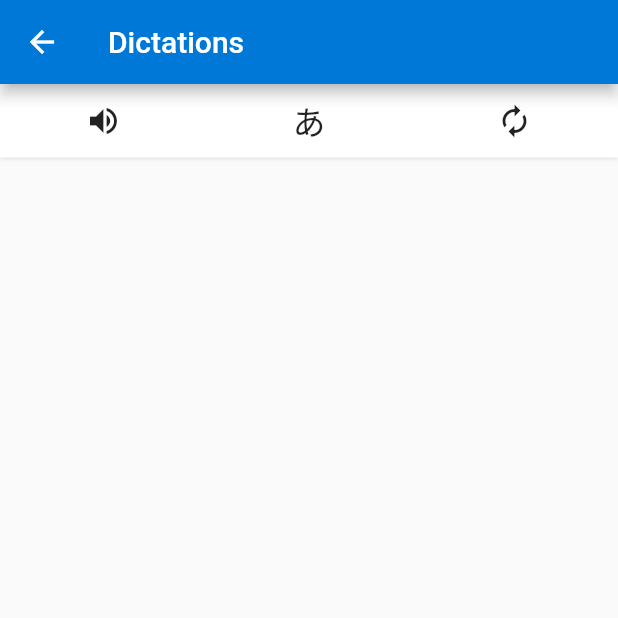
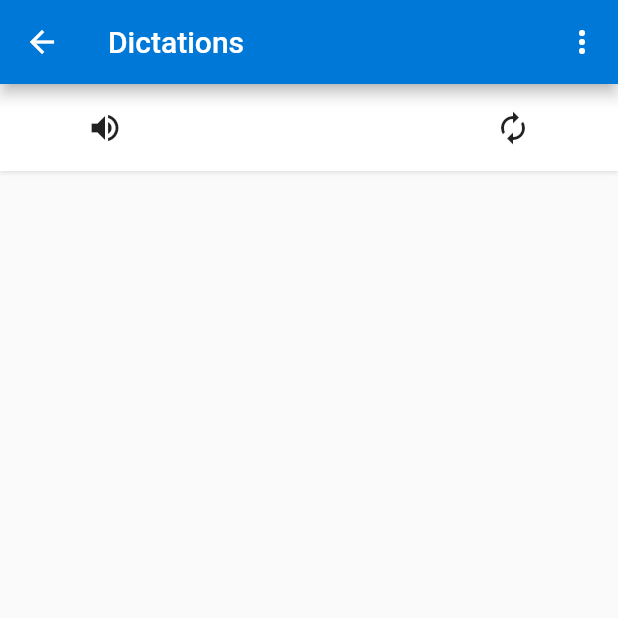
Before and after one commit to terrytangabc/kana_quizzes, a Flutter app: the Dictations screen opened directly, after a tap on the "autorenew" icon, on a phone screen of 412 x 824 dp, the top half of it. Run offline on Flutter 3.47's test engine with Material 2 defaults, Android fonts, the phone set to English and light mode, and no system bars; our stand-ins replace audioplayers; missing offline and left inert: transformer_page_view.

Commit message:
Dictations completes

```diff
--- a/lib/constants/Constants.dart
+++ b/lib/constants/Constants.dart
@@ -1,3 +1,7 @@
+enum KanaType {
+  hiragana, katakana
+}
+
 class Constants {
   static List<Map<String, String>> getFormattedList(Map<String, String> list) {
     var _ret = <Map<String, String>>[];
--- a/lib/pages/Dictations.dart
+++ b/lib/pages/Dictations.dart
@@ -1,4 +1,7 @@
 import 'package:flutter/material.dart';
+import 'package:audioplayers/audio_cache.dart';
+import 'dart:math';
+import '../constants/Constants.dart';
 import '../widgets/Board.dart';
 
 class Dictations extends StatefulWidget {
@@ -7,16 +10,55 @@ class Dictations extends StatefulWidget {
 }
 
 class _DictationsState extends State<Dictations> {
-  PainterController painterController = new PainterController();
+  final AudioCache player = new AudioCache(prefix: 'audios/');
+  bool isShowKana = false;
+  Map<String, String> curKana;
+  PainterController painterController;
+  KanaType checkedPopMenuItem;
 
-  initBoard () {
-    PainterController newController = new PainterController();
+  //  create PainterController instance and pass parameters to it
+  createPainter () {
+    PainterController newController = new PainterController(
+        randomPlay: randomPlay,
+        setKanaVisibility: (bool isShow) {
+          setState(() {
+            isShowKana = isShow;
+          });
+    });
     return newController;
+  }
+
+  @override
+  void initState() {
+    super.initState();
+    checkedPopMenuItem = KanaType.hiragana;
+    painterController = createPainter();
+    randomPlay();
+  }
+
+  // play audio of a random hiragana or katakana
+  void randomPlay () {
+    var _list = <Map<String, String>>[];
+
+    if (checkedPopMenuItem == KanaType.hiragana) {
+      _list.addAll(Constants.getFormattedList(Constants.hiraganaBasic));
+      _list.addAll(Constants.getFormattedList(Constants.hiraganaVoiced));
+      _list.addAll(Constants.getFormattedList(Constants.hiraganaCombo));
+    } else {
+      _list.addAll(Constants.getFormattedList(Constants.katakanaBasic));
+      _list.addAll(Constants.getFormattedList(Constants.katakanaVoiced));
+      _list.addAll(Constants.getFormattedList(Constants.katakanaCombo));
+    }
+
+    final _randomIndex = new Random();
+    setState(() {
+      curKana = _list[_randomIndex.nextInt(_list.length)];
+    });
+    player.play(curKana['roman'] + '.mp3');
   }
 
   Widget buildControlBar () {
     return Container(
-      padding: const EdgeInsets.symmetric(vertical: 8.0),
       decoration: BoxDecoration(
           boxShadow: <BoxShadow>[BoxShadow(color: Colors.black12, offset: Offset(0.0, 1.0), blurRadius: 2.0)],
           color: Colors.white
@@ -24,21 +66,39 @@ class _DictationsState extends State<Dictations> {
       child: Row(
         mainAxisAlignment: MainAxisAlignment.spaceAround,
         children: <Widget>[
-            GestureDetector(
-              onTap: () {
-                print('play audio');
+          MaterialButton(
+            height: 58.0,
+            onPressed: () {
+              player.play(curKana['roman'] + '.mp3');
             },
-              child: new Icon(Icons.volume_up),
+            child: Icon(Icons.volume_up),
           ),
-            Text('あ', style: new TextStyle(fontSize: 22.0, fontWeight: FontWeight.w500),),
-            GestureDetector(
-              onTap: () {
+
+          Opacity(
+            opacity: isShowKana ? 1.0 : 0.0,
+            child: Container(
+              width: 80.0,
+              alignment: Alignment.center,
+              child: Text(
+                curKana['character'] ?? '',
+                style: TextStyle(
+                  color: Colors.lightGreen,
+                  fontSize: 24.0,
+                  fontWeight: FontWeight.w500,
+                ),
+              ),
+            ),
+          ),
+
+          MaterialButton(
+            height: 58.0,
+            onPressed: () {
               setState(() {
-                  painterController = initBoard();
+                painterController.stopTimerAndClear();
               });
             },
-              child: new Icon(Icons.autorenew),
-            )
+            child: Icon(Icons.autorenew),
+          ),
         ]
       )
     );
@@ -49,6 +109,29 @@ class _DictationsState extends State<Dictations> {
     return new Scaffold(
       appBar: AppBar(
         title: Text('Dictations'),
+        actions: <Widget>[
+          PopupMenuButton<KanaType>(
+            onSelected: (KanaType res) {
+              setState(() {
+                checkedPopMenuItem = res;
+              });
+            },
+            itemBuilder: (BuildContext context) => <PopupMenuEntry<KanaType>>[
+              CheckedPopupMenuItem<KanaType>(
+                checked: checkedPopMenuItem == KanaType.hiragana,
+                value: KanaType.hiragana,
+                child: const Text('hiragana'),
+              ),
+              const PopupMenuDivider(),
+              CheckedPopupMenuItem<KanaType>(
+                checked: checkedPopMenuItem == KanaType.katakana,
+                value: KanaType.katakana,
+                child: const Text('katakana'),
+              ),
+              // ...other items listed here
+            ],
+          )
+        ],
       ),
       body: Center(
         child: Column(
--- a/lib/widgets/Board.dart
+++ b/lib/widgets/Board.dart
@@ -1,84 +1,114 @@
 import 'package:flutter/material.dart';
 import 'dart:async';
 
-class Board extends StatefulWidget {
+class Board extends StatelessWidget {
   final PainterController painterController;
 
   Board(this.painterController):
         super(key: new ValueKey<PainterController>(painterController));
 
   @override
-  _BoardState createState() => new _BoardState();
-}
-
-class _BoardState extends State<Board> {
-  final Path _curPath = new Path();
-
-  @override
   Widget build(BuildContext context) {
     Widget customPaint = ClipRect(
       child: CustomPaint(
         willChange: true,
-        painter: new Painter(_curPath, widget.painterController),
+        painter: new Painter(painterController),
       ),
     );
 
     return Expanded(
       child: GestureDetector(
-          child: customPaint,
-          onPanStart: _onPanStart,
-          onPanUpdate: _onPanUpdate,
-          onPanEnd: _onPanEnd,
-        ),
+        child: customPaint,
+        onPanStart: (DragStartDetails start) {
+          painterController._panStart(start, context);
+        },
+        onPanUpdate: (DragUpdateDetails update) {
+          painterController._panUpdate(update, context);
+        },
+        onPanEnd: (DragEndDetails end) {
+          painterController._panEnd(end, context);
+        },
+      ),
     );
   }
 
-  void _onPanStart (DragStartDetails start) {
-    Offset pos = (context.findRenderObject() as RenderBox)
-        .globalToLocal(start.globalPosition);
-
-    _curPath.moveTo(pos.dx, pos.dy);
-    widget.painterController._notifyListeners();
-  }
-
-  void _onPanUpdate (DragUpdateDetails update) {
-    Offset pos = (context.findRenderObject() as RenderBox)
-        .globalToLocal(update.globalPosition);
-
-    _curPath.lineTo(pos.dx, pos.dy);
-    widget.painterController._notifyListeners();
-  }
-
-  void _onPanEnd (DragEndDetails end) {
-    new Timer(const Duration(seconds: 1), (){
-      print('timer');
-    });
-    widget.painterController._notifyListeners();
-  }
 }
 
 class Painter extends CustomPainter {
-  final Path _curPath;
+  PainterController repaint;
 
-  Painter(this._curPath, Listenable repaint):super(repaint: repaint);
+  Painter(this.repaint):super(repaint: repaint);
 
   @override
   void paint (Canvas canvas, Size size) {
-    Paint paint = new Paint();
-    paint.color = Colors.lightGreen;
-    paint.style = PaintingStyle.stroke;
-    paint.strokeWidth = 4.0;
-    canvas.drawPath(_curPath, paint);
+    repaint._draw(canvas, size);
   }
 
   @override
   bool shouldRepaint (Painter oldDelegate) {
     return true;
   }
-
 }
 
 class PainterController extends ChangeNotifier {
+  final VoidCallback randomPlay;
+  final Function setKanaVisibility;
+  final Path _curPath = new Path();
+  bool isShowKana = false;
+  Timer _timer;
+
+  PainterController({this.randomPlay, this.setKanaVisibility});
+
+  void stopTimerAndClear () {
+    _timer?.cancel();
+    _curPath.reset();
+    _notifyListeners();
+  }
+
+  void _panStart (DragStartDetails start, BuildContext context) {
+    Offset pos = (context.findRenderObject() as RenderBox)
+        .globalToLocal(start.globalPosition);
+
+    _timer?.cancel();
+    _curPath.moveTo(pos.dx, pos.dy);
+    _notifyListeners();
+  }
+
+  void _panUpdate (DragUpdateDetails update, BuildContext context) {
+    Offset pos = (context.findRenderObject() as RenderBox)
+        .globalToLocal(update.globalPosition);
+
+    _curPath.lineTo(pos.dx, pos.dy);
+    _notifyListeners();
+  }
+
+  void _panEnd (DragEndDetails end, BuildContext context) {
+    // show the answer when user stops painting for 1s
+    _timer = new Timer(const Duration(milliseconds: 1000), () {
+      setKanaVisibility(true);
+
+      // go to next kana after the answer has been shown for 1s
+      new Timer(const Duration(milliseconds: 1000), () {
+        _reset();
+      });
+    });
+  }
+
+  void _draw (Canvas canvas, Size size) {
+    Paint paint = new Paint();
+    paint.color = Colors.lightGreen;
+    paint.style = PaintingStyle.stroke;
+    paint.strokeWidth = 8.0;
+    canvas.drawPath(_curPath, paint);
+  }
+
+  void _reset  () {
+    _curPath.reset();
+    _notifyListeners();
+    setKanaVisibility(false);
+    randomPlay();
+  }
+
   void _notifyListeners () {
     notifyListeners();
   }
```
Lines whose indentation alone changed are shown as unchanged.
